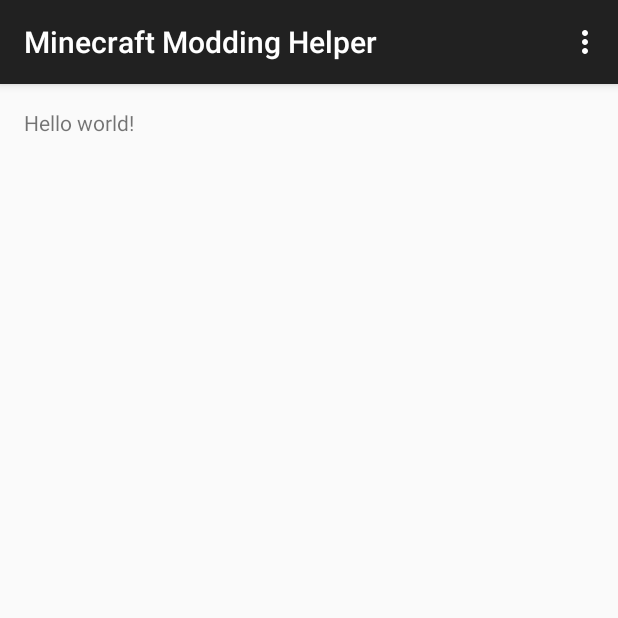
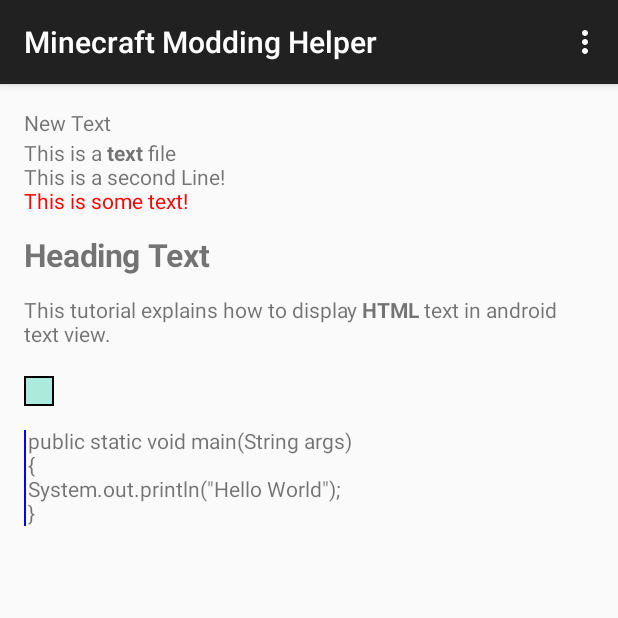
Before and after one commit to tayjay/MinecraftModdingHelper, an Android app: the screen it shows after launch (TestActivity), on a phone screen of 412 x 824 dp, the top half of it. Run offline under Robolectric (Android 15) with nearby library versions, the phone set to English and light mode, and no system bars.

Commit message:
Work on textview showing HTML syntax

```diff
--- a/app/src/main/java/com/taylar/minecraftmoddinghelper/TestActivity.java
+++ b/app/src/main/java/com/taylar/minecraftmoddinghelper/TestActivity.java
@@ -2,8 +2,17 @@
 
 import android.support.v7.app.AppCompatActivity;
 import android.os.Bundle;
+import android.text.Html;
+import android.text.method.LinkMovementMethod;
 import android.view.Menu;
 import android.view.MenuItem;
+import android.widget.TextView;
+
+import java.io.BufferedReader;
+import java.io.ByteArrayOutputStream;
+import java.io.IOException;
+import java.io.InputStream;
+import java.io.InputStreamReader;
 
 public class TestActivity extends AppCompatActivity {
 
@@ -11,6 +20,28 @@
     protected void onCreate(Bundle savedInstanceState) {
         super.onCreate(savedInstanceState);
         setContentView(R.layout.activity_test);
+
+        TextView tv = (TextView) findViewById(R.id.textView);
+        //tv.setMovementMethod(LinkMovementMethod.getInstance());
+        tv.setText(Html.fromHtml(readFile(R.raw.test)));
+    }
+
+    private String readFile(int id)
+    {
+        InputStream inputStream = getResources().openRawResource(id); //R.raw.test
+        BufferedReader bufferedReader = new BufferedReader(new InputStreamReader(inputStream));
+        StringBuilder total = new StringBuilder();
+        String line;
+        try {
+            while ((line = bufferedReader.readLine()) != null) {
+                total.append(line);
+            }
+        }
+        catch(IOException e)
+        {
+            e.printStackTrace();
+        }
+        return total.toString();
     }
 
     @Override
--- a/app/src/main/res/layout/activity_test.xml
+++ b/app/src/main/res/layout/activity_test.xml
@@ -5,7 +5,24 @@
     android:paddingTop="@dimen/activity_vertical_margin"
     android:paddingBottom="@dimen/activity_vertical_margin" tools:context=".TestActivity">
 
-    <TextView android:text="@string/hello_world" android:layout_width="wrap_content"
-        android:layout_height="wrap_content" />
+    <ScrollView
+        android:layout_width="fill_parent"
+        android:layout_height="fill_parent"
+        android:id="@+id/scrollView"
+        android:layout_centerHorizontal="true" >
+
+    </ScrollView>
+
+    <TextView android:text="@string/hello_world" android:layout_width="fill_parent"
+        android:layout_height="fill_parent"
+        android:id="@+id/textView"
+
+        android:layout_marginTop="20dp" />
+
+    <TextView
+        android:layout_width="wrap_content"
+        android:layout_height="wrap_content"
+        android:text="New Text"
+        android:id="@+id/textView2" />
 
 </RelativeLayout>
```
Also changed, not shown: app/src/main/res/raw/test.txt (added, +16 -0 lines).
